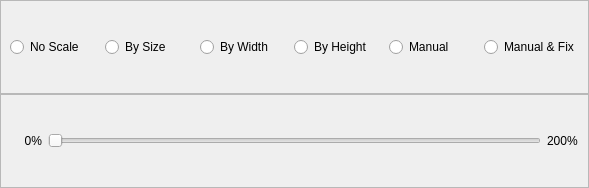
Qt form src/gui/controll-bar-area/scale-setting.ui (haocxy/smooth-comic) before a commit.
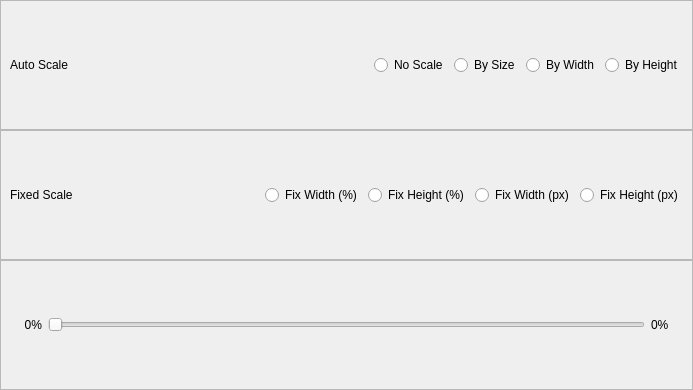
The same form after that commit.

Commit message: 调整缩放界面

```diff
--- a/src/gui/controll-bar-area/scale-setting.ui
+++ b/src/gui/controll-bar-area/scale-setting.ui
@@ -6,8 +6,8 @@
    <rect>
     <x>0</x>
     <y>0</y>
-    <width>589</width>
-    <height>188</height>
+    <width>693</width>
+    <height>390</height>
    </rect>
   </property>
   <property name="windowTitle">
@@ -38,6 +38,26 @@
       <enum>QFrame::Raised</enum>
      </property>
      <layout class="QHBoxLayout" name="horizontalLayout">
+      <item>
+       <widget class="QLabel" name="label">
+        <property name="text">
+         <string>Auto Scale</string>
+        </property>
+       </widget>
+      </item>
+      <item>
+       <spacer name="horizontalSpacer">
+        <property name="orientation">
+         <enum>Qt::Horizontal</enum>
+        </property>
+        <property name="sizeHint" stdset="0">
+         <size>
+          <width>40</width>
+          <height>20</height>
+         </size>
+        </property>
+       </spacer>
+      </item>
       <item>
        <widget class="QRadioButton" name="radioButton">
         <property name="text">
@@ -69,17 +89,66 @@
         </property>
        </widget>
       </item>
+     </layout>
+    </widget>
+   </item>
+   <item>
+    <widget class="QFrame" name="FixedScaleArea">
+     <property name="frameShape">
+      <enum>QFrame::StyledPanel</enum>
+     </property>
+     <property name="frameShadow">
+      <enum>QFrame::Raised</enum>
+     </property>
+     <layout class="QHBoxLayout" name="horizontalLayout_3">
       <item>
-       <widget class="QRadioButton" name="radioScaleManual">
+       <widget class="QLabel" name="label_2">
         <property name="text">
-         <string>Manual</string>
+         <string>Fixed Scale</string>
         </property>
        </widget>
       </item>
       <item>
-       <widget class="QRadioButton" name="radioButton_2">
+       <spacer name="horizontalSpacer_2">
+        <property name="orientation">
+         <enum>Qt::Horizontal</enum>
+        </property>
+        <property name="sizeType">
+         <enum>QSizePolicy::MinimumExpanding</enum>
+        </property>
+        <property name="sizeHint" stdset="0">
+         <size>
+          <width>40</width>
+          <height>20</height>
+         </size>
+        </property>
+       </spacer>
+      </item>
+      <item>
+       <widget class="QRadioButton" name="radioButton_5">
         <property name="text">
-         <string>Manual &amp;&amp; Fix</string>
+         <string>Fix Width (%)</string>
+        </property>
+       </widget>
+      </item>
+      <item>
+       <widget class="QRadioButton" name="radioButton_6">
+        <property name="text">
+         <string>Fix Height (%)</string>
+        </property>
+       </widget>
+      </item>
+      <item>
+       <widget class="QRadioButton" name="radioButton_4">
+        <property name="text">
+         <string>Fix Width (px)</string>
+        </property>
+       </widget>
+      </item>
+      <item>
+       <widget class="QRadioButton" name="radioButton_3">
+        <property name="text">
+         <string>Fix Height (px)</string>
         </property>
        </widget>
       </item>
@@ -133,7 +202,7 @@
          </size>
         </property>
         <property name="text">
-         <string>200%</string>
+         <string>0%</string>
         </property>
        </widget>
       </item>
```
Left out of the diff: 4 changed lines with no effect on the pictures. The commit also changes 2 other files.
